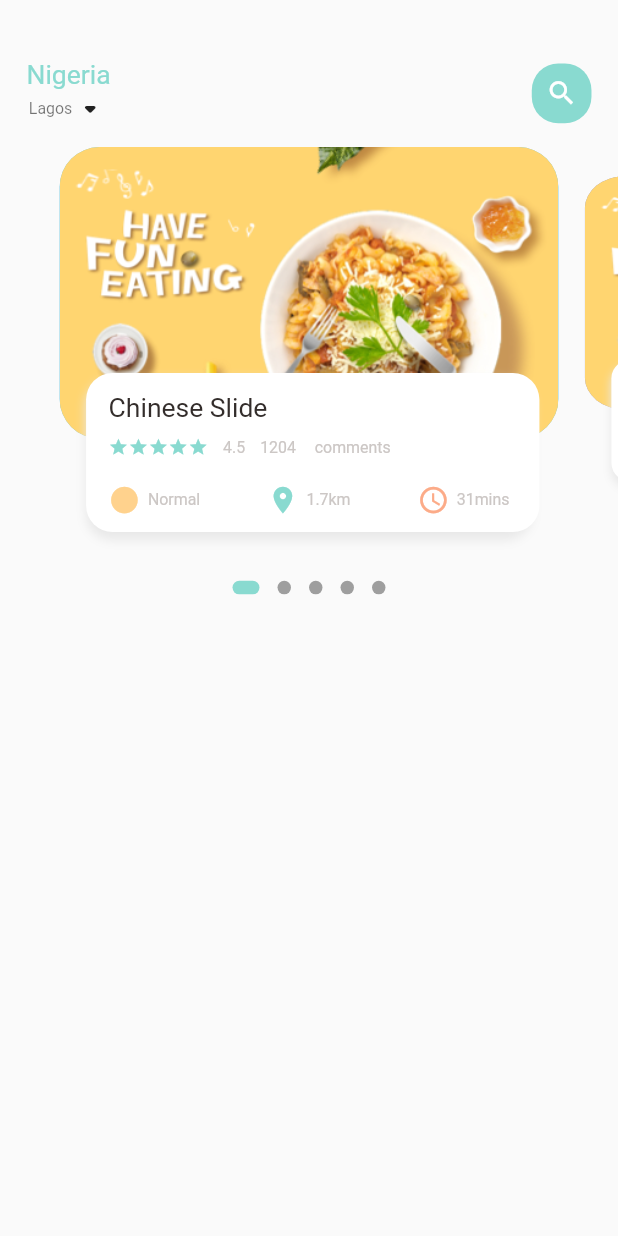
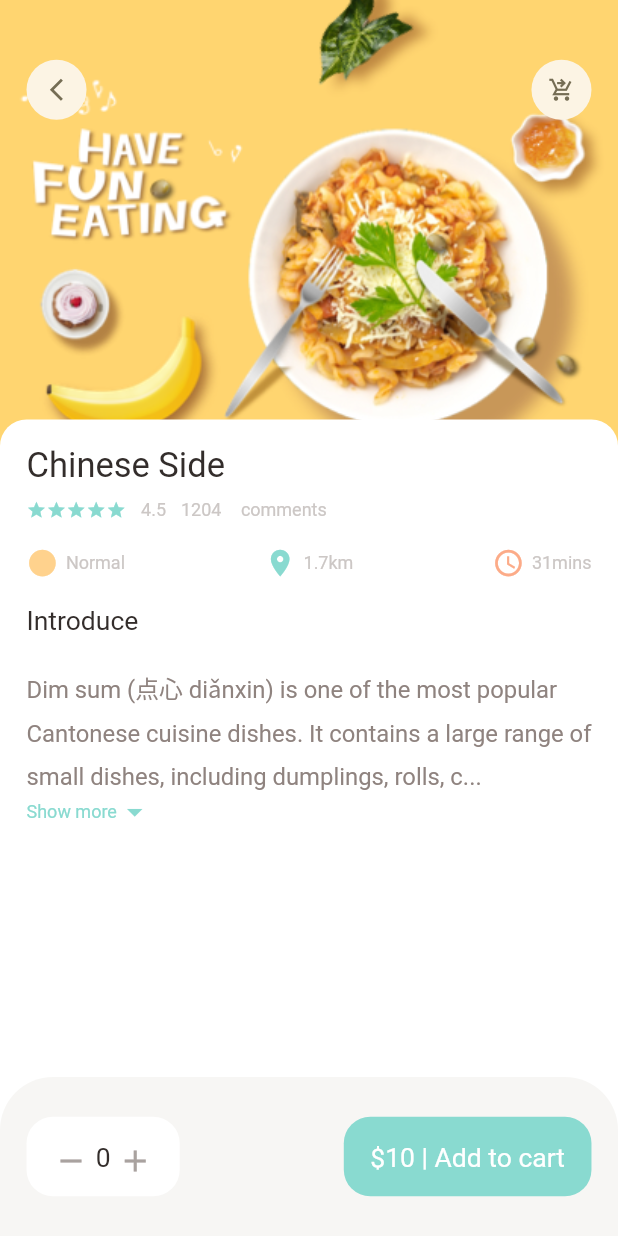
Before and after one commit to mohlade/e_commerce_app, a Flutter app: the screen it shows after launch, on a phone screen of 412 x 824 dp. Run offline on Flutter 3.47's test engine with Material 2 defaults, Android fonts, the phone set to English and light mode, and no system bars; drawn by our look-alikes of dots_indicator; our stand-ins replace get.

Commit message:
Added new pages

```diff
--- a/lib/home/food_page_body.dart
+++ /dev/null
@@ -1,179 +0,0 @@
-import 'package:dots_indicator/dots_indicator.dart';
-import 'package:e_commerce_app/utils/dimensions.dart';
-import 'package:e_commerce_app/widgets/big_text.dart';
-import 'package:e_commerce_app/widgets/icon_text_widget.dart';
-import 'package:e_commerce_app/widgets/small_text.dart';
-import 'package:flutter/cupertino.dart';
-import 'package:flutter/material.dart';
-
-import '../utils/colors.dart';
-
-class  FoodPageBody extends StatefulWidget {
-  const  FoodPageBody({Key? key}) : super(key: key);
-
-  @override
-  State< FoodPageBody> createState() => _FoodPageBodyState();
-}
-
-class _FoodPageBodyState extends State< FoodPageBody> {
-  PageController pageController = PageController(viewportFraction: 0.85);
-  var _currPageValue =0.0;
-  double _scaleFactor = 0.8;
-  double _height = Dimensions.pageViewContainer ;
-
-  @override
-  void initState(){
-    super.initState();
-    pageController.addListener(() {
-      setState(() {
-        _currPageValue= pageController.page!;
-      });
-    });
-  }
-
-  @override
-  void dispose(){
-    pageController.dispose();
-  }
-
-  @override
-  Widget build(BuildContext context) {
-    return Column(
-      children: [
-        Container(
-          height: Dimensions.pageView ,
-          child: PageView.builder(
-              controller: pageController,
-              itemCount:  5,
-              itemBuilder: (context, position){
-            return _buildPageItem(position);
-          }),
-        ),
-    new DotsIndicator(
-    dotsCount: 5,
-    position: _currPageValue ,
-    decorator: DotsDecorator(
-      activeColor: AppColors.mainColor,
-    size: const Size.square(9.0),
-    activeSize: const Size(18.0, 9.0),
-    activeShape: RoundedRectangleBorder(borderRadius: BorderRadius.circular(5.0)),
-    ),
-    )
-      ],
-    );
-  }
-  Widget _buildPageItem(int index){
-    Matrix4 matrix = new Matrix4.identity();
-    if(index== _currPageValue.floor()){
-      var currScale = 1 - (_currPageValue-index) *(1-_scaleFactor);
-      var currTrans= _height*(1-currScale)/2;
-      matrix = Matrix4.diagonal3Values( 1, currScale, 1)..setTranslationRaw( 0, currTrans, 0);
-    }else if (index == _currPageValue.floor()+1){
-      var  currScale = _scaleFactor+(_currPageValue-index+1)*(1-_scaleFactor);
-      var currTrans= _height*(1-currScale)/2;
-      matrix = Matrix4.diagonal3Values( 1, currScale, 1);
-      matrix = Matrix4.diagonal3Values( 1, currScale, 1)..setTranslationRaw( 0, currTrans, 0);
-    } else if (index == _currPageValue.floor()- 1){
-      var currScale = 1 - (_currPageValue-index) *(1-_scaleFactor);
-      var currTrans= _height*(1-currScale)/2;
-      matrix = Matrix4.diagonal3Values( 1, currScale, 1);
-      matrix = Matrix4.diagonal3Values( 1, currScale, 1)..setTranslationRaw( 0, currTrans, 0);
-    } else {
-      var currScale = 0.8;
-      matrix = Matrix4.diagonal3Values( 1, currScale, 1)..setTranslationRaw(0, _height*(1-_scaleFactor)/2, 1);
-    }
-
-    return Transform(
-       transform: matrix,
-      child: Stack(
-        children: [
-          Container(
-            height: Dimensions.pageViewContainer ,
-            margin: EdgeInsets.only(left:Dimensions.width10,right:Dimensions.width10 ),
-            decoration: BoxDecoration(
-              borderRadius: BorderRadius.circular(Dimensions.radius30),
-              color: index.isEven?Color(0xFF69c5df):Color(0xFF9294cc),
-              image:  DecorationImage(
-                fit: BoxFit.cover,
-                image:  AssetImage(
-                    "assets/image/food0.png"
-                ),
-              ),
-            ),
-          ),
-          Align(
-            alignment:  Alignment.bottomCenter ,
-            child: Container(
-              height: Dimensions.pageViewTextContainer ,
-              margin: EdgeInsets.only(left:Dimensions.width30,right:Dimensions.width30,bottom: Dimensions.height30 ),
-              decoration: BoxDecoration(
-                borderRadius: BorderRadius.circular(Dimensions.radius20),
-                color: Colors.white,
-                boxShadow: [
-                  BoxShadow(
-                    color: Color(0xFFe8e8e8),
-                    blurRadius: 5.0,
-                    offset: Offset(0, 5)
-                  ),
-                  BoxShadow(
-                    color: Colors.white,
-                    offset: Offset(5, 0),
-                  )
-                ]
-              ),
-              child: Container (
-                padding: EdgeInsets.only(top: Dimensions.height15 , left: 15, right: 15),
-                child: Column(
-                  crossAxisAlignment: CrossAxisAlignment.start,
-                    children: [
-                      BigText(text: 'Chinese Slide'),
-                      SizedBox(height: Dimensions.height10 ,),
-                      Row(
-                        children: [
-                          Wrap(
-                            children: List.generate(5, (index) => Icon(
-                              Icons.star,
-                              color: AppColors.mainColor,
-                              size:Dimensions.size15,
-                            )),
-                          ),
-                          SizedBox(width: 10,),
-                           SmallText(text: '4.5'),
-                          SizedBox(width: 10,),
-                          SmallText(text: '1204 '),
-                          SizedBox(width: 10,),
-                          SmallText(text: 'comments')
-                        ],
-                      ),
-                      SizedBox(height: Dimensions.height20,),
-                      Row(
-                        mainAxisAlignment: MainAxisAlignment.spaceBetween ,
-                        children: [
-                          IconAndTextWidget(
-                               icon: Icons.circle_sharp,
-                              text: 'Normal',
-                              iconColor: AppColors.iconColor1),
-                          SizedBox(width: 10,),
-                          IconAndTextWidget(
-                              icon: Icons.location_on,
-                              text: '1.7km',
-                              iconColor: AppColors.mainColor),
-                          SizedBox(width: 10,),
-                          IconAndTextWidget(
-                              icon: Icons.access_time,
-                              text: '31mins',
-                              iconColor: AppColors.iconColor2),
-                        ],
-                      ),
-
-                    ],
-                ),
-              ),
-
-            ),
-          ),
-        ],
-      ),
-    );
-  }
-}
--- a/lib/main.dart
+++ b/lib/main.dart
@@ -1,4 +1,6 @@
-import 'package:e_commerce_app/home/main_food_page.dart';
+
+import 'package:e_commerce_app/screens/food/popular_food_detail.dart';
+import 'package:e_commerce_app/screens/home/main_food_page.dart';
 import 'package:flutter/material.dart';
 import 'package:get/get.dart';
 
@@ -19,7 +21,7 @@ class MyApp extends StatelessWidget {
 
         primarySwatch: Colors.blue,
       ),
-      home: MainFoodPage(),
+      home: PopularFoodDetail(),
     );
   }
 }
--- /dev/null
+++ b/lib/screens/food/popular_food_detail.dart
@@ -0,0 +1,144 @@
+ import 'package:e_commerce_app/utils/dimensions.dart';
+import 'package:e_commerce_app/widgets/app_column.dart';
+import 'package:e_commerce_app/widgets/app_icon.dart';
+import 'package:e_commerce_app/widgets/expandable_text_widget.dart';
+import 'package:flutter/cupertino.dart';
+import 'package:flutter/material.dart';
+
+import '../../utils/colors.dart';
+import '../../widgets/big_text.dart';
+import '../../widgets/icon_text_widget.dart';
+import '../../widgets/small_text.dart';
+
+class  PopularFoodDetail  extends StatelessWidget {
+   const  PopularFoodDetail ({Key? key}) : super(key: key);
+
+   @override
+   Widget build(BuildContext context) {
+     return Scaffold(
+       backgroundColor: Colors.white,
+       body: Stack(
+          children: [
+            //background Image
+            Positioned(
+                left: 0,
+                right: 0,
+                child:Container(
+                  width: double.maxFinite,
+                  height: Dimensions.popularFoodImgSize,
+                  decoration: BoxDecoration(
+                    image: DecorationImage(
+                      fit: BoxFit.cover,
+                      image: AssetImage(
+                        "assets/image/food0.png"
+                      )
+                    )
+                  ),
+                )
+            ),
+            //icon Widget
+            Positioned(
+                top: Dimensions.height45,
+                left: Dimensions.width20,
+                right:  Dimensions.width20,
+                child: Row(
+                mainAxisAlignment: MainAxisAlignment.spaceBetween,
+                children: [
+                AppIcon(icon: Icons.arrow_back_ios_new_sharp),
+                AppIcon(icon: Icons.shopping_cart_checkout_sharp)
+              ],
+            )
+            ),
+            //Introduction of food
+            Positioned(
+                left: 0,
+                right: 0,
+                bottom: 0 ,
+                top:Dimensions.popularFoodImgSize-29,
+                child:
+                Container(
+                  padding: EdgeInsets.only(left: Dimensions.width20,right: Dimensions.width20,top: Dimensions.width20),
+                  decoration: BoxDecoration(
+                    borderRadius: BorderRadius.only(
+                       topRight:Radius.circular(Dimensions.radius20),
+                        topLeft:Radius.circular(Dimensions.radius20)
+                    ),
+                    color: Colors.white
+                  ),
+                  child:Column(
+                    crossAxisAlignment: CrossAxisAlignment.start,
+                    children: [
+                      AppColumn(
+                        text: 'Chinese Side',
+                      ),
+                      SizedBox(height: Dimensions.height20,),
+                      BigText(text: 'Introduce'),
+                      SizedBox(height: Dimensions.height20,),
+                      Expanded(
+                          child: SingleChildScrollView(
+                              child: ExpandableTextWidget(text: 'Dim sum (点心 diǎnxin) is one of the most popular Cantonese cuisine dishes. It contains a large range of small dishes, including dumplings, rolls, cakes, and meat, seafood, dessert, and vegetable preparations.There are more than one thousand dim sum dishes in existence today Dim sum originated in Guangzhou city. People of Guangdong are fond of drinking tea in the morning or lunch. So, they often eat dim sum during their tea parties for breakfast and lunch. It is a popular way to get together with friends and relatives or have social gatherings'))),
+                    ],
+                  )
+                ))
+            //expandable text widget
+          ],
+       ),
+       bottomNavigationBar: Container(
+          height: Dimensions.bottomHeightBar,
+          padding: EdgeInsets.only(
+             top: Dimensions.height30,
+             bottom: Dimensions.height30,
+             right: Dimensions.width20,
+             left: Dimensions.width20
+         ),
+         decoration: BoxDecoration(
+           color: AppColors.buttonBackgroundColor,
+               borderRadius: BorderRadius.only(
+             topLeft: Radius.circular(Dimensions.radius20*2),
+             topRight: Radius.circular(Dimensions.radius20*2),
+           )
+         ),
+         child: Row(
+           mainAxisAlignment: MainAxisAlignment.spaceBetween,
+           children: [
+             Container(
+               padding: EdgeInsets.only(
+                   top:Dimensions.height20,
+                   bottom: Dimensions.height20,
+                   left: Dimensions.width20,
+                   right: Dimensions.width20
+               ),
+               decoration: BoxDecoration(
+                 borderRadius:BorderRadius.circular(Dimensions.radius20),
+                 color: Colors.white
+               ),
+               child: Row(
+                  children: [
+                     Icon(Icons.remove,color: AppColors.signColor,),
+                    SizedBox(width: Dimensions.width10/2,),
+                    BigText(text: '0'),
+                    SizedBox(width: Dimensions.width10/2,),
+                    Icon(Icons.add, color: AppColors.signColor,)
+                  ],
+               ),
+             ),
+             Container(
+               padding: EdgeInsets.only(
+                   top:Dimensions.height20,
+                   bottom: Dimensions.height20,
+                   left: Dimensions.width20,
+                   right: Dimensions.width20
+               ),
+               child: BigText(text: '\$10 | Add to cart',color: Colors.white,),
+               decoration: BoxDecoration(
+                 borderRadius: BorderRadius.circular(Dimensions.radius20),
+                 color: AppColors.mainColor
+               ),
+             )
+
+           ],
+         ),
+       ),
+     );
+   }
+ }
--- a/lib/home/main_food_page.dart
+++ b/lib/screens/home/main_food_page.dart
@@ -1,11 +1,14 @@
-import 'package:e_commerce_app/home/food_page_body.dart';
+
 import 'package:e_commerce_app/widgets/big_text.dart';
 import 'package:e_commerce_app/widgets/small_text.dart';
 import 'package:flutter/cupertino.dart';
 import 'package:flutter/material.dart';
 import 'package:e_commerce_app/utils/colors.dart';
 
-import '../utils/dimensions.dart';
+import '../../utils/dimensions.dart';
+import 'food_page_body.dart';
+
+
 
 class MainFoodPage extends StatefulWidget {
   const MainFoodPage({Key? key}) : super(key: key);
@@ -59,7 +62,9 @@ class _MainFoodPageState extends State<MainFoodPage> {
             ),
           ),
           //showing the bottom
-          FoodPageBody(),
+          Expanded(child: SingleChildScrollView(
+            child: FoodPageBody(),
+          )),
         ],
       ),
     );
--- a/lib/utils/dimensions.dart
+++ b/lib/utils/dimensions.dart
@@ -21,7 +21,9 @@ class Dimensions{
 
 
   static double  font20 = screenHeight/46.6;
+  static double  font26  = screenHeight/35.8;
   static double  font12 = screenHeight/77.7;
+  static double  font18 = screenHeight/51.8;
 
   static double size15 = screenHeight/62.1;
   //radius
@@ -30,7 +32,17 @@ class Dimensions{
 
   //icon size
   static double icon24 =  screenHeight/38.8;
+  static double icon20 =  screenHeight/46.6;
 
+   //list view size
+   static double listViewImgSize  = screenHeight/7.77;
+   static double listViewTextContSize = screenHeight/9.32;
+
+   // popular food
+   static double  popularFoodImgSize = screenHeight/2.67;
+
+   //bottom height
+   static double bottomHeightBar = screenHeight/7.77;
 
 
 
--- /dev/null
+++ b/lib/widgets/app_column.dart
@@ -0,0 +1,60 @@
+import 'package:e_commerce_app/widgets/small_text.dart';
+import 'package:flutter/cupertino.dart';
+import 'package:flutter/material.dart';
+import '../utils/colors.dart';
+import '../utils/dimensions.dart';
+import 'big_text.dart';
+import 'icon_text_widget.dart';
+
+class AppColumn extends StatelessWidget {
+  final String text;
+  const AppColumn({Key? key, required this.text}) : super(key: key);
+
+  @override
+  Widget build(BuildContext context) {
+    return Column(
+        crossAxisAlignment: CrossAxisAlignment.start,
+        children: [
+        BigText(text: text,size: Dimensions.font26,),
+    SizedBox(height: Dimensions.height10 ,),
+    Row(
+    children: [
+    Wrap(
+    children: List.generate(5, (index) => Icon(
+    Icons.star,
+    color: AppColors.mainColor,
+    size:Dimensions.size15,
+    )),
+    ),
+    SizedBox(width: 10,),
+    SmallText(text: '4.5'),
+    SizedBox(width: 10,),
+    SmallText(text: '1204 '),
+    SizedBox(width: 10,),
+    SmallText(text: 'comments')
+    ],
+    ),
+    SizedBox(height: Dimensions.height20,),
+    Row(
+    mainAxisAlignment: MainAxisAlignment.spaceBetween ,
+    children: [
+    IconAndTextWidget(
+    icon: Icons.circle_sharp,
+    text: 'Normal',
+    iconColor: AppColors.iconColor1),
+    SizedBox(width: 10,),
+    IconAndTextWidget(
+    icon: Icons.location_on,
+    text: '1.7km',
+    iconColor: AppColors.mainColor),
+    SizedBox(width: 10,),
+    IconAndTextWidget(
+    icon: Icons.access_time,
+    text: '31mins',
+    iconColor: AppColors.iconColor2),
+    ],
+    )
+   ],
+    );
+ }
+  }
--- /dev/null
+++ b/lib/widgets/app_icon.dart
@@ -0,0 +1,33 @@
+import 'package:e_commerce_app/utils/dimensions.dart';
+import 'package:flutter/cupertino.dart';
+
+class AppIcon extends StatelessWidget {
+  final  IconData icon;
+  final Color backgroundColor;
+  final Color iconColor;
+  final double size;
+  const AppIcon({Key? key,
+    required this.icon,
+    this.backgroundColor = const Color(0xFFfcf4e4),
+    this.iconColor = const Color(0xFF756d54),
+    this.size = 40,
+  }) : super(key: key);
+
+  @override
+  Widget build(BuildContext context) {
+    return Container(
+      width: size,
+      height: size,
+      decoration: BoxDecoration(
+        borderRadius: BorderRadius.circular(size/2),
+        color: backgroundColor,
+      ),
+      child: Icon(
+         icon,
+        color: iconColor,
+        size: Dimensions.icon20,
+      ),
+
+    );
+  }
+}
--- /dev/null
+++ b/lib/widgets/expandable_text_widget.dart
@@ -0,0 +1,60 @@
+import 'package:e_commerce_app/utils/colors.dart';
+import 'package:e_commerce_app/utils/dimensions.dart';
+import 'package:e_commerce_app/widgets/small_text.dart';
+import 'package:flutter/cupertino.dart';
+import 'package:flutter/material.dart';
+
+class ExpandableTextWidget extends StatefulWidget {
+  final String text;
+  const ExpandableTextWidget({Key? key, required this.text}) : super(key: key);
+
+  @override
+  State<ExpandableTextWidget> createState() => _ExpandableTextWidgetState();
+}
+
+class _ExpandableTextWidgetState extends State<ExpandableTextWidget> {
+  late String firstHalf;
+  late String secondHalf;
+
+  bool hiddenText = true;
+  double textHeight = Dimensions.screenHeight/5.64;
+  @override
+  void initState(){
+    super.initState();
+    if(widget.text.length>textHeight){
+      firstHalf = widget.text.substring(0, textHeight.toInt());
+      secondHalf = widget.text.substring(textHeight.toInt()+1,widget.text.length);
+    }else {
+      firstHalf = widget.text;
+      secondHalf = "";
+    }
+  }
+
+
+  @override
+  Widget build(BuildContext context) {
+    return Container(
+      child: secondHalf.isEmpty?SmallText(color:AppColors.paraColor,size:Dimensions.font18,  text:firstHalf):Column(
+        children: [
+          SmallText(
+              height: 1.8,
+              color:AppColors.paraColor,size:Dimensions.font18,text: hiddenText?(firstHalf+"..."):(firstHalf+secondHalf)),
+          InkWell(
+             onTap: (){
+               setState(() {
+                  hiddenText= !hiddenText;
+               });
+             },
+            child: Row(
+              children: [
+                SmallText(text: 'Show more',color: AppColors.mainColor,),
+                Icon(hiddenText?Icons.arrow_drop_down:Icons.arrow_drop_up,color: AppColors.mainColor,)
+
+              ],
+            ),
+          )
+        ],
+      ),
+    );
+  }
+}
--- a/lib/widgets/small_text.dart
+++ b/lib/widgets/small_text.dart
@@ -19,7 +19,7 @@ class SmallText extends StatelessWidget {
       text,
       style: TextStyle(
         color:color,
-        fontSize: Dimensions.font12,
+        fontSize: size,
         height: height,
         fontFamily: 'Roboto',
       ),
```
Also changed, not shown: lib/screens/home/food_page_body.dart (added, +238 -0 lines).
